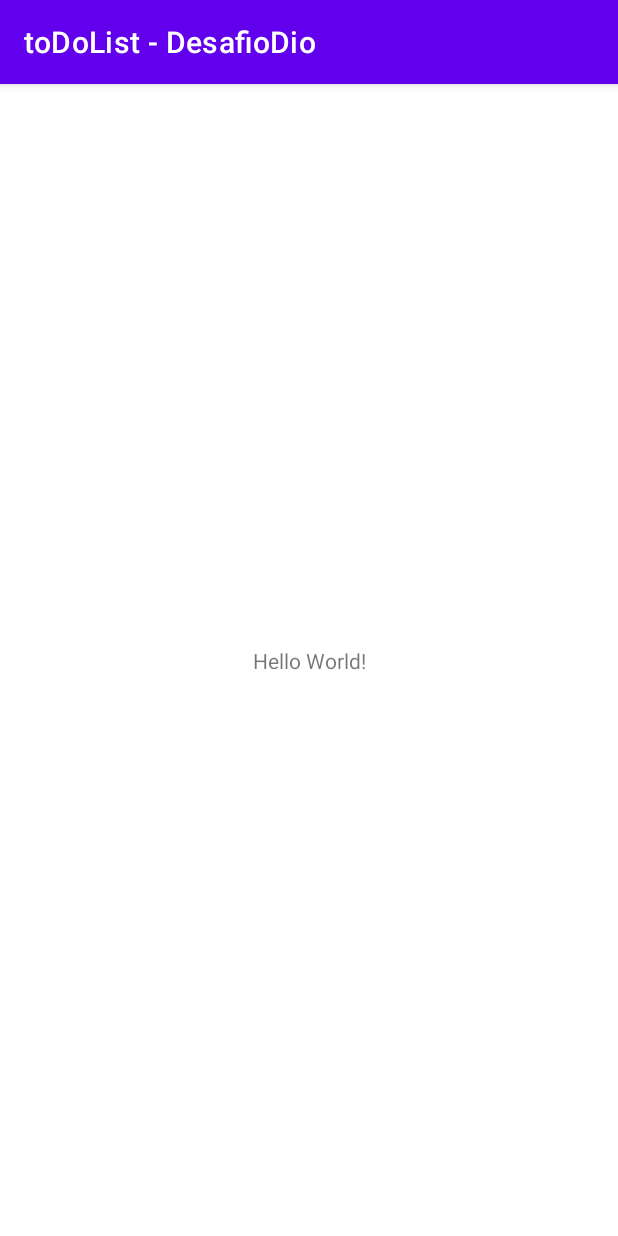
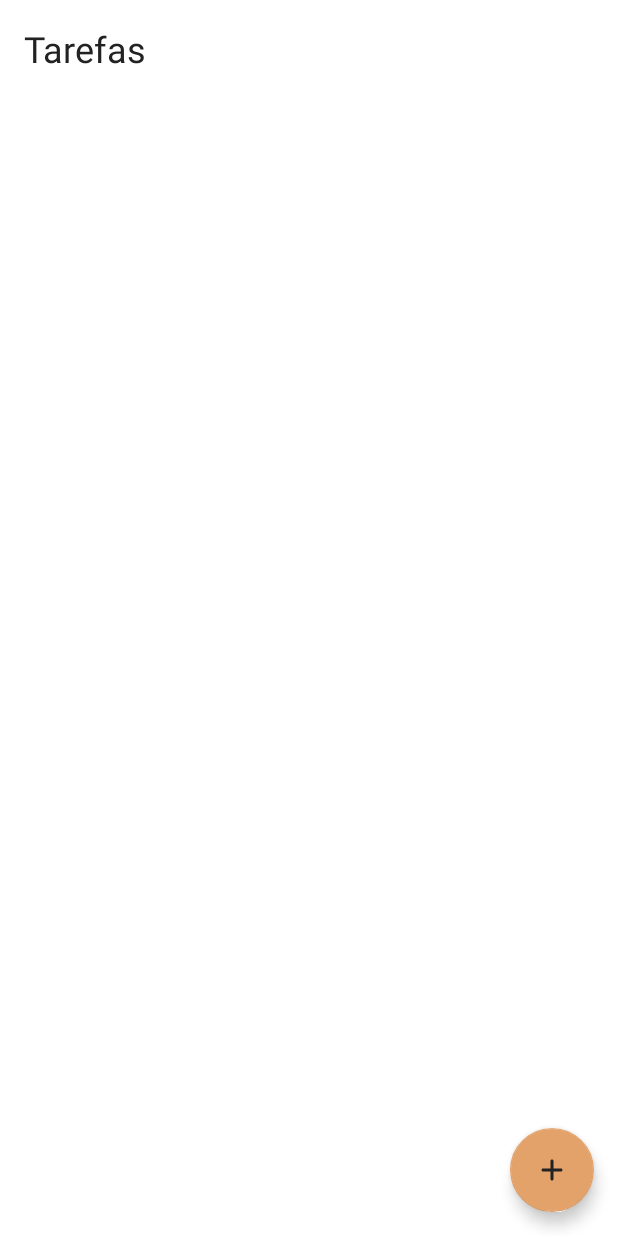
Before and after one commit to andrericardoweb/todolist-desafio-dio-kotlin, an Android app: the screen it shows after launch (MainActivity), on a phone screen of 412 x 824 dp. Run offline under Robolectric (Android 15) with nearby library versions, the phone set to English and light mode, and no system bars.

Commit message:
begin layout activity_main

```diff
--- /dev/null
+++ b/app/src/main/res/drawable/ic_add_24.xml
@@ -0,0 +1,5 @@
+<vector android:height="24dp" android:tint="#222222"
+    android:viewportHeight="24" android:viewportWidth="24"
+    android:width="24dp" xmlns:android="http://schemas.android.com/apk/res/android">
+    <path android:fillColor="@android:color/white" android:pathData="M18,13h-5v5c0,0.55 -0.45,1 -1,1s-1,-0.45 -1,-1v-5H6c-0.55,0 -1,-0.45 -1,-1s0.45,-1 1,-1h5V6c0,-0.55 0.45,-1 1,-1s1,0.45 1,1v5h5c0.55,0 1,0.45 1,1s-0.45,1 -1,1z"/>
+</vector>
--- /dev/null
+++ b/app/src/main/res/layout/activity_add_task.xml
@@ -0,0 +1,6 @@
+<?xml version="1.0" encoding="utf-8"?>
+<androidx.constraintlayout.widget.ConstraintLayout xmlns:android="http://schemas.android.com/apk/res/android"
+    android:layout_width="match_parent"
+    android:layout_height="match_parent">
+
+</androidx.constraintlayout.widget.ConstraintLayout>
--- a/app/src/main/res/layout/activity_main.xml
+++ b/app/src/main/res/layout/activity_main.xml
@@ -7,12 +7,22 @@
     tools:context=".MainActivity">
 
     <TextView
+        android:id="@+id/tv_title"
         android:layout_width="wrap_content"
         android:layout_height="wrap_content"
-        android:text="Hello World!"
+        android:text="Tarefas"
+        android:layout_margin="16dp"
+        android:textSize="24sp"
+        android:textColor="@color/black"
+        app:layout_constraintTop_toTopOf="parent"
+        app:layout_constraintStart_toStartOf="parent"/>
+
+    <com.google.android.material.floatingactionbutton.FloatingActionButton
+        android:layout_width="wrap_content"
+        android:layout_height="wrap_content"
+        android:src="@drawable/ic_add_24"
         app:layout_constraintBottom_toBottomOf="parent"
-        app:layout_constraintLeft_toLeftOf="parent"
-        app:layout_constraintRight_toRightOf="parent"
-        app:layout_constraintTop_toTopOf="parent" />
+        app:layout_constraintEnd_toEndOf="parent"
+        android:layout_margin="16dp"/>
 
 </androidx.constraintlayout.widget.ConstraintLayout>
--- a/app/src/main/res/values/colors.xml
+++ b/app/src/main/res/values/colors.xml
@@ -5,6 +5,6 @@
     <color name="purple_700">#FF3700B3</color>
     <color name="teal_200">#FF03DAC5</color>
     <color name="teal_700">#FF018786</color>
-    <color name="black">#FF000000</color>
+    <color name="black">#FF222222</color>
     <color name="white">#FFFFFFFF</color>
 </resources>
--- a/app/src/main/res/values/themes.xml
+++ b/app/src/main/res/values/themes.xml
@@ -1,14 +1,16 @@
 <resources xmlns:tools="http://schemas.android.com/tools">
     <!-- Base application theme. -->
-    <style name="Theme.ToDoListDesafioDio" parent="Theme.MaterialComponents.DayNight.DarkActionBar">
+    <style name="Theme.ToDoListDesafioDio" parent="Theme.MaterialComponents.Light.NoActionBar">
         <!-- Primary brand color. -->
-        <item name="colorPrimary">@color/purple_500</item>
-        <item name="colorPrimaryVariant">@color/purple_700</item>
+        <item name="colorPrimary">#408684</item>
+        <item name="colorPrimaryVariant">#2B6E74</item>
         <item name="colorOnPrimary">@color/white</item>
         <!-- Secondary brand color. -->
-        <item name="colorSecondary">@color/teal_200</item>
-        <item name="colorSecondaryVariant">@color/teal_700</item>
+        <item name="colorSecondary">#E3A26A</item>
+        <item name="colorSecondaryVariant">#E76122</item>
         <item name="colorOnSecondary">@color/black</item>
+        <!-- Secondary brand color. -->
+        <item name="colorTertiary">#7B443F</item>
         <!-- Status bar color. -->
         <item name="android:statusBarColor" tools:targetApi="l">?attr/colorPrimaryVariant</item>
         <!-- Customize your theme here. -->
```
